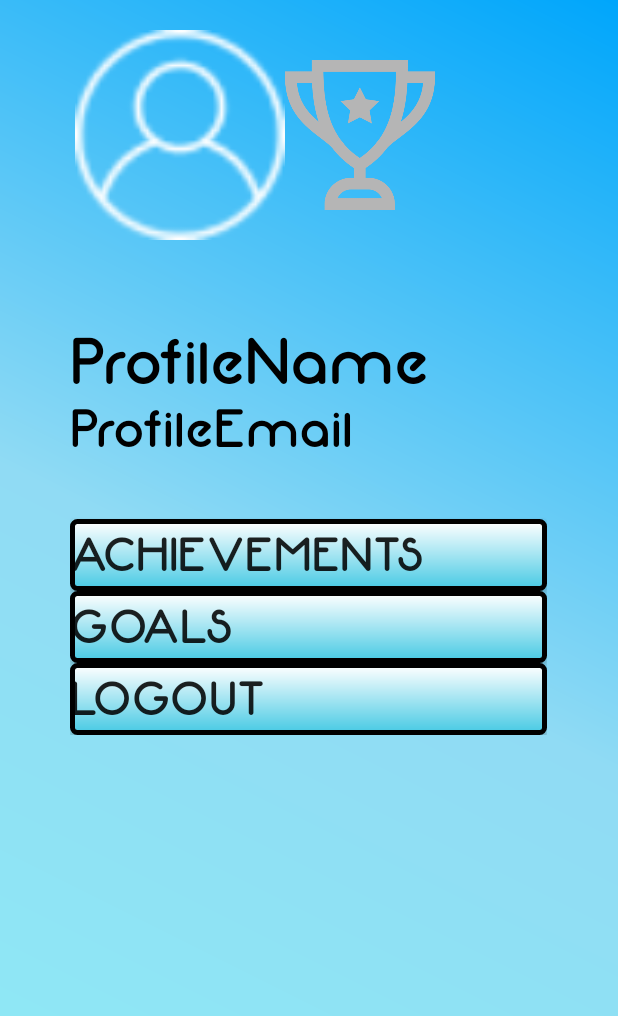
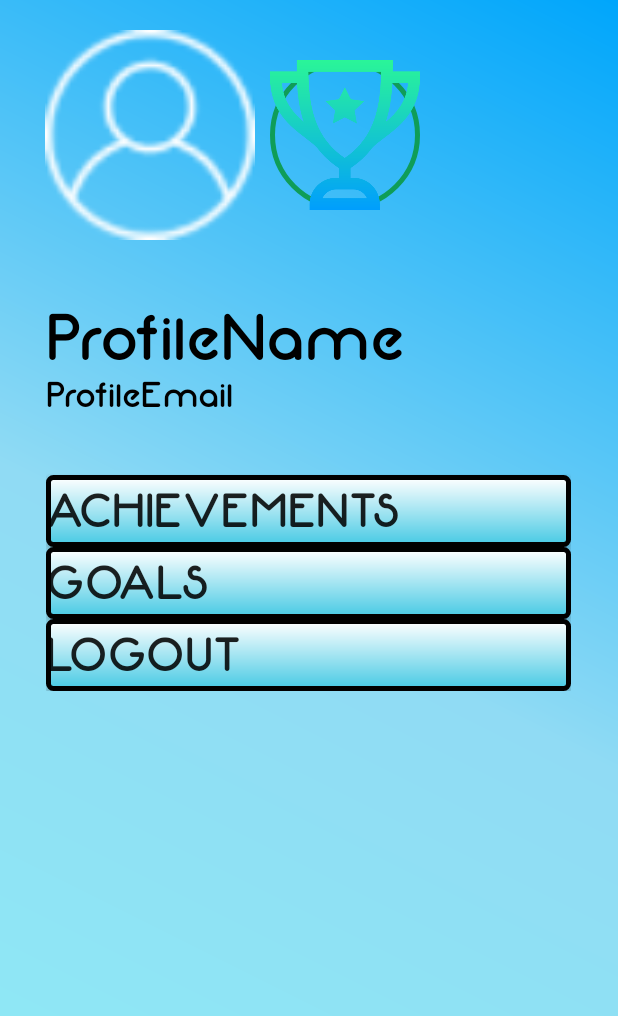
Before and after one commit to saykhar7/GymHomie, an Android app: the layout fragment_profile.xml on its own in the app's theme, with its tools: preview values and no code run, on a phone screen of 412 x 824 dp. Shown: the top 1016 px of the screen. Run offline under Robolectric (Android 15) with nearby library versions, the phone set to English and light mode, and no system bars.

```diff
--- a/app/src/main/res/layout/fragment_profile.xml
+++ b/app/src/main/res/layout/fragment_profile.xml
@@ -11,7 +11,7 @@
         android:layout_width="wrap_content"
         android:layout_height="wrap_content"
         android:layout_marginTop="20dp"
-        android:layout_marginLeft="50dp"
+        android:layout_marginLeft="30dp"
         android:orientation="horizontal" >
         <ImageView
             android:id="@+id/profilePicture"
@@ -24,7 +24,9 @@
             android:layout_width="100dp"
             android:layout_height="100dp"
             android:layout_marginTop="20dp"
-            android:src="@drawable/trophy_locked" />
+            android:layout_marginLeft="10dp"
+            android:src="@drawable/trophy_unlocked"
+            android:background="@drawable/circle"/>
     </LinearLayout>
 
     <LinearLayout
@@ -32,8 +34,7 @@
         android:layout_height="wrap_content"
         android:layout_gravity="center"
         android:orientation="vertical"
-        android:layout_marginTop="40dp"
-        android:padding="16dp" >
+        android:layout_marginTop="40dp">
         <TextView
             android:id="@+id/profileName"
             android:layout_width="wrap_content"
@@ -49,7 +50,7 @@
             android:layout_width="wrap_content"
             android:layout_height="wrap_content"
             android:text="ProfileEmail"
-            android:textSize="36dp"
+            android:textSize="24dp"
             android:fontFamily="@font/neon"
             android:layout_gravity="left"
             android:textColor="@color/black"/>
```
Also changed, not shown: app/src/main/java/com/gymhomie/fragments/profile_fragment.java (+37 -0 lines).
